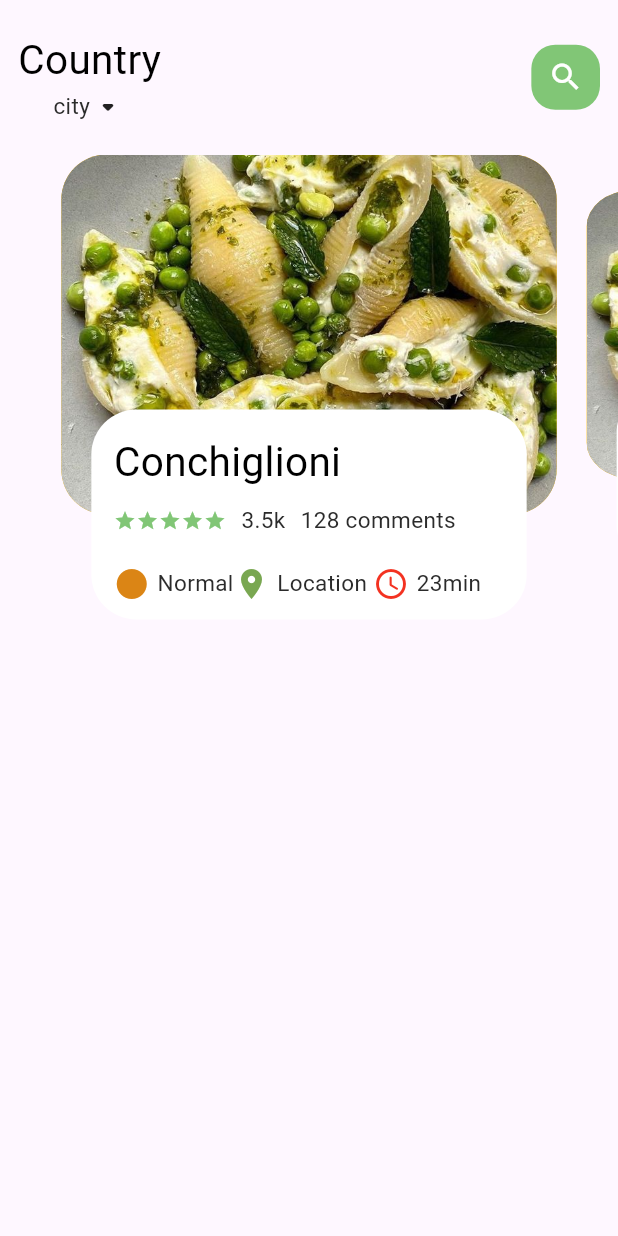
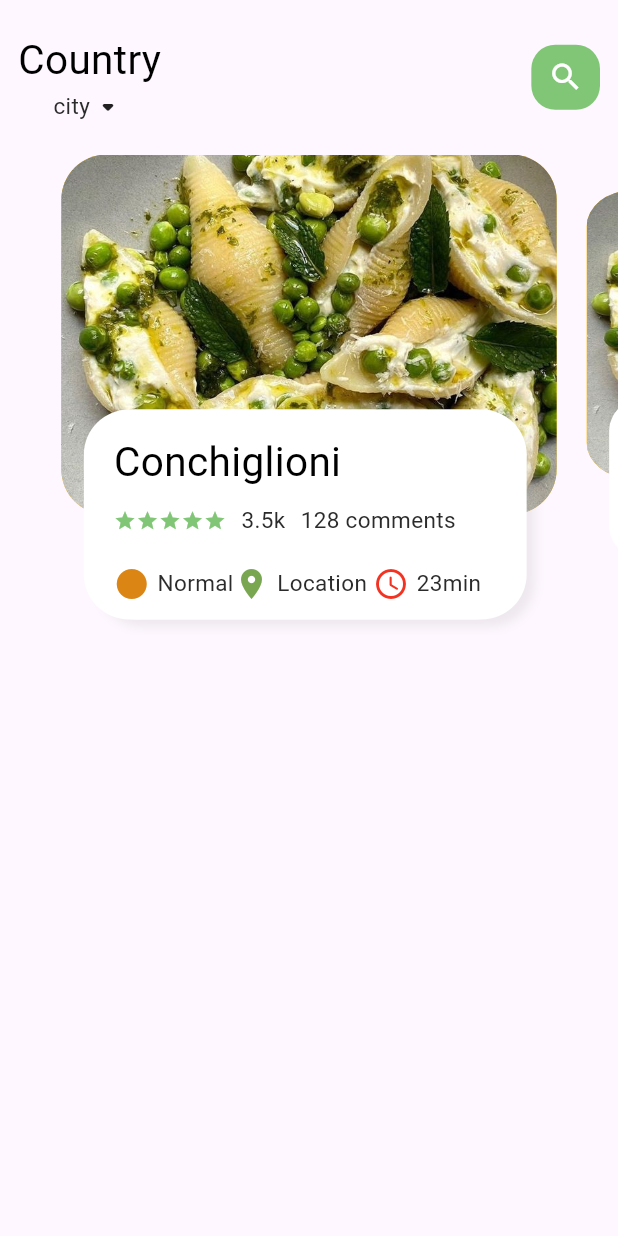
Before and after one commit to meriemDahil/Food_Delivery, a Flutter app: the screen it shows after launch, on a phone screen of 412 x 824 dp. Run offline on Flutter 3.47's test engine with Material 3 defaults, Android fonts, the phone set to English and light mode, and no system bars; our stand-ins replace bloc, connectivity_plus, flutter_bloc.

```diff
--- a/lib/presentation/screens/food_slider.dart
+++ b/lib/presentation/screens/food_slider.dart
@@ -123,8 +123,21 @@ class _FoodSliderState extends State<FoodSlider> {
               decoration: BoxDecoration(
                 borderRadius: BorderRadius.circular(30),
                 color: Colors.white,
+                  boxShadow: const [
+                  BoxShadow(
+                    color: Color.fromARGB(77, 201, 199, 199),
+                    offset:  Offset(5, 5),
+                    blurRadius: 5.0
+                  ),
+                  BoxShadow(
+                    color: Colors.white,
+                    offset: Offset(-5, 0)
+
+                  )
+                ]
             ),
             child: Container(
+
               padding: EdgeInsets.only(top: 15,left: 15,right: 15),
               child: Column(
                 crossAxisAlignment: CrossAxisAlignment.start,
```
